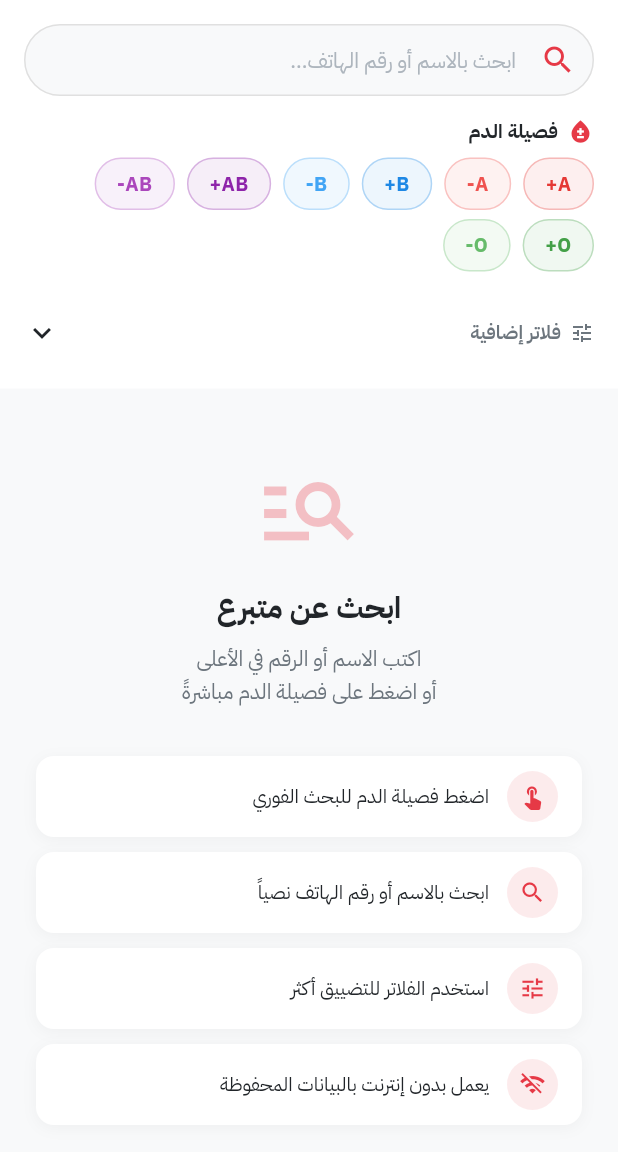
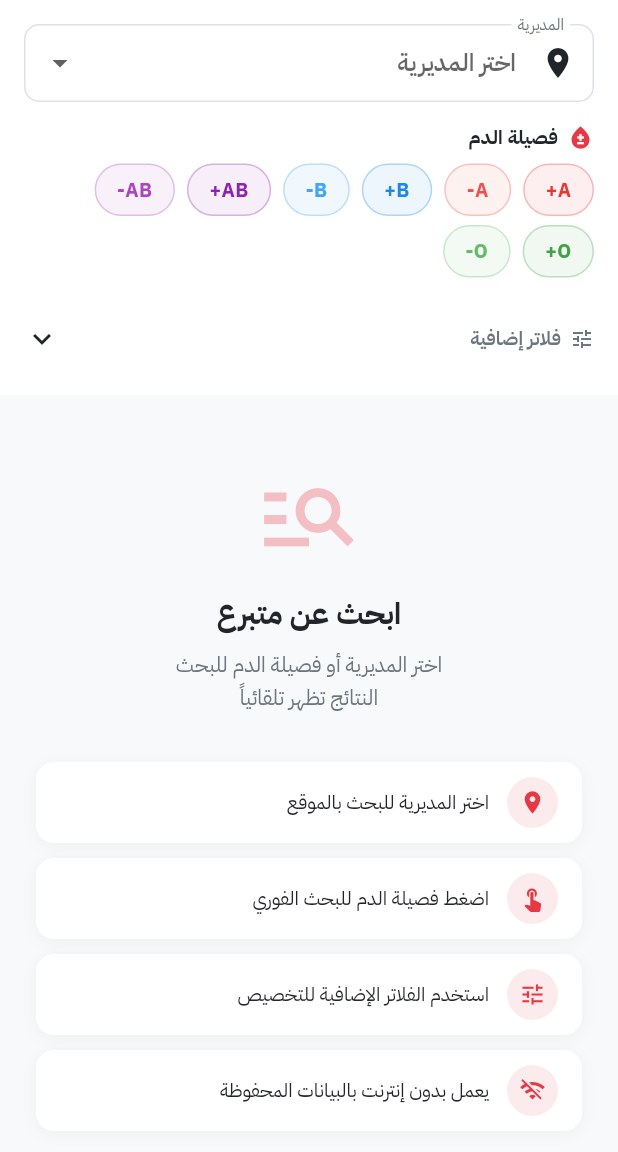
Before and after one commit to salehbagomri/mahrah_blood_bank_app, a Flutter app: the SearchDonorsScreen screen opened by its route, after a tap on "A+", after a tap on "مسح", on a phone screen of 412 x 824 dp, the part 84-1236 px from its top. Run offline on Flutter 3.47's test engine with Material 3 defaults, Android fonts, the phone set to English and light mode, and no system bars; our stand-ins replace firebase_core, firebase_crashlytics, flutter_spinkit, flutter_svg, get_it, hive_flutter and 6 more; missing offline and left inert: excel; accounts and stored records are empty; network calls fail.

Commit message:
refactor(search): Simplify search screen - auto-search by district and blood type, remove text search and available toggle

```diff
--- a/lib/screens/donor/search_donors_screen.dart
+++ b/lib/screens/donor/search_donors_screen.dart
@@ -1,4 +1,3 @@
-import 'dart:async';
 import 'package:flutter/material.dart';
 import 'package:provider/provider.dart';
 
@@ -10,7 +9,7 @@ import '../../widgets/expandable_donor_card.dart';
 import '../../widgets/shimmer_loading.dart';
 import '../../widgets/empty_state.dart';
 
-/// صفحة البحث المحسّنة عن المتبرعين
+/// صفحة البحث عن المتبرعين
 class SearchDonorsScreen extends StatefulWidget {
   const SearchDonorsScreen({super.key});
 
@@ -25,13 +24,7 @@ class _SearchDonorsScreenState extends State<SearchDonorsScreen>
   String? _selectedDistrict;
   String? _selectedGender;
   String _sortBy = 'name'; // name | district | blood_type
-  bool _availableOnly = true;
   bool _hasSearched = false;
-
-  // بحث نصي
-  final TextEditingController _textController = TextEditingController();
-  Timer? _debounce;
-  bool _isTextSearch = false; // هل البحث الحالي نصي أم متقدم؟
 
   // فصائل الدم الـ 8
   static const List<String> _bloodTypes = [
@@ -72,79 +65,44 @@ class _SearchDonorsScreenState extends State<SearchDonorsScreen>
 
   @override
   void dispose() {
-    _textController.dispose();
-    _debounce?.cancel();
     _animController.dispose();
     super.dispose();
   }
 
   // ==================== منطق البحث ====================
 
-  /// البحث النصي (مع Debounce 600ms)
-  void _onTextChanged(String query) {
-    _debounce?.cancel();
-    if (query.isEmpty) {
-      setState(() {
-        _isTextSearch = false;
-        _hasSearched = false;
-      });
+  /// تنفيذ البحث تلقائياً عند تغيير أي فلتر
+  void _performSearch() {
+    if (_selectedBloodType == null && _selectedDistrict == null) {
+      // لا يوجد معيار بحث — امسح النتائج
+      setState(() => _hasSearched = false);
       context.read<DonorProvider>().clearSearchResults();
       return;
     }
 
-    _debounce = Timer(const Duration(milliseconds: 600), () {
-      if (!mounted) return;
-      setState(() {
-        _isTextSearch = true;
-        _hasSearched = true;
-        _selectedBloodType = null; // مسح الفصيلة عند البحث النصي
-      });
-      context.read<DonorProvider>().searchByNameOrPhone(query);
-      _animController
-        ..reset()
-        ..forward();
-    });
-  }
-
-  /// البحث بالفصيلة (اضغطة واحدة)
-  void _onBloodTypeChipTap(String bloodType) {
-    final newType = _selectedBloodType == bloodType ? null : bloodType;
-    setState(() {
-      _selectedBloodType = newType;
-      _isTextSearch = false;
-      _textController.clear();
-    });
-    if (newType != null) {
-      _performAdvancedSearch();
-    } else {
-      setState(() => _hasSearched = false);
-      context.read<DonorProvider>().clearSearchResults();
-    }
-  }
-
-  /// البحث المتقدم (فصيلة + مديرية + جنس + ترتيب)
-  void _performAdvancedSearch() {
-    if (_selectedBloodType == null && _selectedDistrict == null) {
-      ScaffoldMessenger.of(context).showSnackBar(
-        const SnackBar(
-          content: Text('اختر فصيلة الدم أو المديرية للبحث'),
-          backgroundColor: AppColors.warning,
-        ),
-      );
-      return;
-    }
-    setState(() {
-      _hasSearched = true;
-      _isTextSearch = false;
-    });
+    setState(() => _hasSearched = true);
     context.read<DonorProvider>().searchDonors(
       bloodType: _selectedBloodType,
       district: _selectedDistrict,
-      availableOnly: _availableOnly,
+      availableOnly: true, // دائماً يُظهر المتاحين فقط
     );
     _animController
       ..reset()
       ..forward();
+  }
+
+  /// اختيار فصيلة الدم (ضغطة واحدة)
+  void _onBloodTypeChipTap(String bloodType) {
+    setState(() {
+      _selectedBloodType = _selectedBloodType == bloodType ? null : bloodType;
+    });
+    _performSearch();
+  }
+
+  /// اختيار المديرية
+  void _onDistrictChanged(String? district) {
+    setState(() => _selectedDistrict = district);
+    _performSearch();
   }
 
   /// مسح كل شيء
@@ -153,15 +111,13 @@ class _SearchDonorsScreenState extends State<SearchDonorsScreen>
       _selectedBloodType = null;
       _selectedDistrict = null;
       _selectedGender = null;
+      _sortBy = 'name';
       _hasSearched = false;
-      _isTextSearch = false;
     });
-    _textController.clear();
-    _debounce?.cancel();
     context.read<DonorProvider>().clearSearchResults();
   }
 
-  // ==================== الفلترة المحلية للنتائج ====================
+  // ==================== الفلترة المحلية ====================
 
   List _filteredResults(List donors) {
     var list = List.from(donors);
@@ -199,64 +155,37 @@ class _SearchDonorsScreenState extends State<SearchDonorsScreen>
             ),
           ),
         ),
+        actions: [
+          if (_hasSearched)
+            IconButton(
+              icon: const Icon(Icons.clear_all),
+              tooltip: 'مسح الكل',
+              onPressed: _clearAll,
+            ),
+        ],
       ),
       body: Column(
         children: [
-          // ==================== قسم البحث ====================
+          // ==================== قسم الفلاتر ====================
           Container(
             color: Colors.white,
             padding: const EdgeInsets.fromLTRB(16, 16, 16, 8),
             child: Column(
               crossAxisAlignment: CrossAxisAlignment.start,
               children: [
-                // ---- شريط البحث النصي ----
-                TextField(
-                  controller: _textController,
-                  onChanged: _onTextChanged,
-                  textDirection: TextDirection.rtl,
-                  decoration: InputDecoration(
-                    hintText: 'ابحث بالاسم أو رقم الهاتف...',
-                    hintTextDirection: TextDirection.rtl,
-                    prefixIcon: const Icon(
-                      Icons.search,
-                      color: AppColors.primary,
-                    ),
-                    suffixIcon: _textController.text.isNotEmpty
-                        ? IconButton(
-                            icon: const Icon(Icons.clear, size: 20),
-                            onPressed: () {
-                              _textController.clear();
-                              _onTextChanged('');
-                            },
-                          )
-                        : null,
-                    border: OutlineInputBorder(
-                      borderRadius: BorderRadius.circular(30),
-                      borderSide: BorderSide(color: Colors.grey.shade300),
-                    ),
-                    enabledBorder: OutlineInputBorder(
-                      borderRadius: BorderRadius.circular(30),
-                      borderSide: BorderSide(color: Colors.grey.shade300),
-                    ),
-                    focusedBorder: OutlineInputBorder(
-                      borderRadius: BorderRadius.circular(30),
-                      borderSide: const BorderSide(
-                        color: AppColors.primary,
-                        width: 2,
-                      ),
-                    ),
-                    contentPadding: const EdgeInsets.symmetric(
-                      horizontal: 20,
-                      vertical: 12,
-                    ),
-                    filled: true,
-                    fillColor: AppColors.background,
-                  ),
+                // ---- 1. المديرية ----
+                CustomDropdown(
+                  value: _selectedDistrict,
+                  items: AppStrings.districts,
+                  hint: AppStrings.selectDistrict,
+                  label: AppStrings.district,
+                  icon: Icons.location_on,
+                  onChanged: _onDistrictChanged,
                 ),
 
                 const SizedBox(height: 14),
 
-                // ---- عنوان: فصيلة الدم بضغطة واحدة ----
+                // ---- 2. فصيلة الدم ----
                 Row(
                   children: [
                     const Icon(
@@ -338,7 +267,7 @@ class _SearchDonorsScreenState extends State<SearchDonorsScreen>
 
                 const SizedBox(height: 12),
 
-                // ---- فلاتر إضافية (قابلة للطي) ----
+                // ---- 3. فلاتر إضافية (جنس + ترتيب) ----
                 _buildAdvancedFilters(),
               ],
             ),
@@ -358,7 +287,7 @@ class _SearchDonorsScreenState extends State<SearchDonorsScreen>
                     title: 'حدث خطأ',
                     message: provider.errorMessage ?? 'حدث خطأ غير متوقع',
                     actionLabel: 'إعادة المحاولة',
-                    onAction: _performAdvancedSearch,
+                    onAction: _performSearch,
                   );
                 }
 
@@ -407,7 +336,7 @@ class _SearchDonorsScreenState extends State<SearchDonorsScreen>
 
   // ==================== Widgets مساعدة ====================
 
-  /// فلاتر إضافية قابلة للطي
+  /// فلاتر إضافية قابلة للطي (جنس + ترتيب فقط)
   Widget _buildAdvancedFilters() {
     return ExpansionTile(
       key: const Key('advanced_filters'),
@@ -425,7 +354,7 @@ class _SearchDonorsScreenState extends State<SearchDonorsScreen>
               fontWeight: FontWeight.w600,
             ),
           ),
-          if (_selectedDistrict != null || _selectedGender != null) ...[
+          if (_selectedGender != null) ...[
             const SizedBox(width: 8),
             Container(
               width: 8,
@@ -440,21 +369,6 @@ class _SearchDonorsScreenState extends State<SearchDonorsScreen>
       ),
       children: [
         const SizedBox(height: 4),
-
-        // مديرية
-        CustomDropdown(
-          value: _selectedDistrict,
-          items: AppStrings.districts,
-          hint: AppStrings.selectDistrict,
-          label: AppStrings.district,
-          icon: Icons.location_on,
-          onChanged: (v) {
-            setState(() => _selectedDistrict = v);
-            if (_hasSearched) _performAdvancedSearch();
-          },
-        ),
-
-        const SizedBox(height: 10),
 
         // جنس + ترتيب في صف واحد
         Row(
@@ -526,73 +440,6 @@ class _SearchDonorsScreenState extends State<SearchDonorsScreen>
             ),
           ],
         ),
-
-        const SizedBox(height: 10),
-
-        // متاح للتبرع + زر بحث
-        Row(
-          children: [
-            // سويتش "متاح فقط"
-            Expanded(
-              child: Row(
-                children: [
-                  Switch.adaptive(
-                    value: _availableOnly,
-                    activeColor: AppColors.success,
-                    onChanged: (v) {
-                      setState(() => _availableOnly = v);
-                      if (_hasSearched && !_isTextSearch) {
-                        _performAdvancedSearch();
-                      }
-                    },
-                  ),
-                  const SizedBox(width: 4),
-                  Flexible(
-                    child: Text(
-                      'متاحون فقط',
-                      style: TextStyle(
-                        fontSize: 13,
-                        color: AppColors.textPrimary,
-                      ),
-                    ),
-                  ),
-                ],
-              ),
-            ),
-            const SizedBox(width: 10),
-            // زر بحث
-            Expanded(
-              child: ElevatedButton.icon(
-                onPressed: _performAdvancedSearch,
-                icon: const Icon(Icons.search, size: 18),
-                label: const Text('بحث'),
-                style: ElevatedButton.styleFrom(
-                  backgroundColor: AppColors.primary,
-                  foregroundColor: Colors.white,
-                  padding: const EdgeInsets.symmetric(
-                    vertical: 11,
-                    horizontal: 16,
-                  ),
-                  shape: RoundedRectangleBorder(
-                    borderRadius: BorderRadius.circular(12),
-                  ),
-                  elevation: 2,
-                ),
-              ),
-            ),
-          ],
-        ),
-
-        if (_hasSearched)
-          Align(
-            alignment: Alignment.centerLeft,
-            child: TextButton.icon(
-              onPressed: _clearAll,
-              icon: const Icon(Icons.clear_all, size: 16),
-              label: const Text('مسح الكل'),
-              style: TextButton.styleFrom(foregroundColor: AppColors.error),
-            ),
-          ),
       ],
     );
   }
@@ -663,7 +510,7 @@ class _SearchDonorsScreenState extends State<SearchDonorsScreen>
     );
   }
 
-  /// رأس النتائج مع عدادها وخيار الترتيب
+  /// رأس النتائج
   Widget _buildResultsHeader(int count) {
     return Container(
       padding: const EdgeInsets.symmetric(horizontal: 16, vertical: 10),
@@ -754,7 +601,7 @@ class _SearchDonorsScreenState extends State<SearchDonorsScreen>
           ),
           const SizedBox(height: 8),
           Text(
-            'اكتب الاسم أو الرقم في الأعلى\nأو اضغط على فصيلة الدم مباشرةً',
+            'اختر المديرية أو فصيلة الدم للبحث\nالنتائج تظهر تلقائياً',
             textAlign: TextAlign.center,
             style: TextStyle(
               color: AppColors.textSecondary,
@@ -763,12 +610,11 @@ class _SearchDonorsScreenState extends State<SearchDonorsScreen>
             ),
           ),
           const SizedBox(height: 32),
-          // نصائح سريعة
+          _buildTip(Icons.location_on, 'اختر المديرية للبحث بالموقع'),
+          const SizedBox(height: 10),
           _buildTip(Icons.touch_app, 'اضغط فصيلة الدم للبحث الفوري'),
           const SizedBox(height: 10),
-          _buildTip(Icons.search, 'ابحث بالاسم أو رقم الهاتف نصياً'),
-          const SizedBox(height: 10),
-          _buildTip(Icons.tune, 'استخدم الفلاتر للتضييق أكثر'),
+          _buildTip(Icons.tune, 'استخدم الفلاتر الإضافية للتخصيص'),
           const SizedBox(height: 10),
           _buildTip(Icons.wifi_off, 'يعمل بدون إنترنت بالبيانات المحفوظة'),
         ],
```
